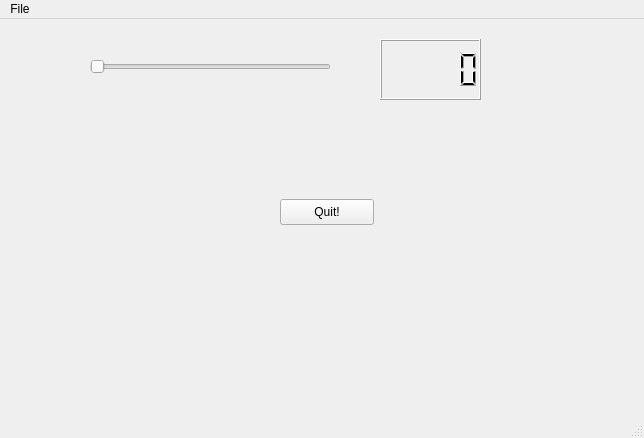
agostinhobritojr/dca3303, file helloqt/mainwindow.ui: the form before one commit.
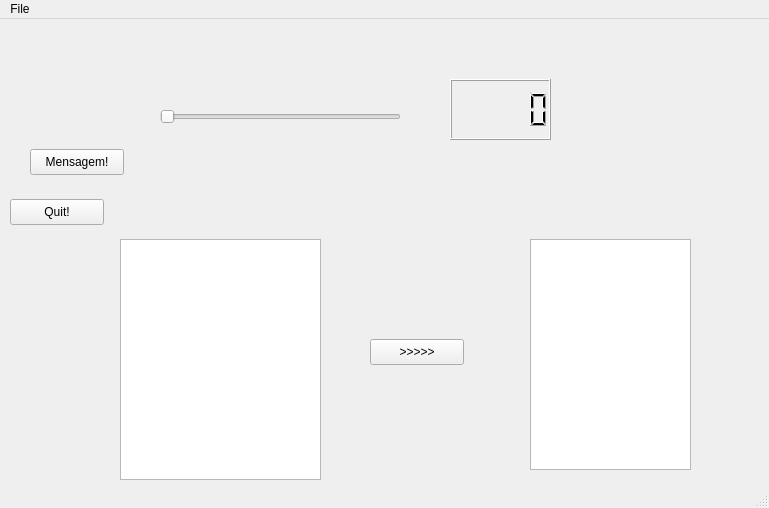
The form after the commit.

```diff
--- a/helloqt/mainwindow.ui
+++ b/helloqt/mainwindow.ui
@@ -6,8 +6,8 @@
    <rect>
     <x>0</x>
     <y>0</y>
-    <width>644</width>
-    <height>438</height>
+    <width>769</width>
+    <height>508</height>
    </rect>
   </property>
   <property name="windowTitle">
@@ -17,7 +17,7 @@
    <widget class="QPushButton" name="pushButton">
     <property name="geometry">
      <rect>
-      <x>280</x>
+      <x>10</x>
       <y>180</y>
       <width>94</width>
       <height>26</height>
@@ -30,8 +30,8 @@
    <widget class="QSlider" name="horizontalSlider">
     <property name="geometry">
      <rect>
-      <x>90</x>
-      <y>40</y>
+      <x>160</x>
+      <y>90</y>
       <width>241</width>
       <height>16</height>
      </rect>
@@ -43,20 +43,66 @@
    <widget class="QLCDNumber" name="lcdNumber">
     <property name="geometry">
      <rect>
-      <x>380</x>
-      <y>20</y>
+      <x>450</x>
+      <y>60</y>
       <width>101</width>
       <height>61</height>
      </rect>
     </property>
    </widget>
+   <widget class="QPushButton" name="pushButtonMensagem">
+    <property name="geometry">
+     <rect>
+      <x>30</x>
+      <y>130</y>
+      <width>94</width>
+      <height>26</height>
+     </rect>
+    </property>
+    <property name="text">
+     <string>Mensagem!</string>
+    </property>
+   </widget>
+   <widget class="QPlainTextEdit" name="plainTextEditOrigem">
+    <property name="geometry">
+     <rect>
+      <x>120</x>
+      <y>220</y>
+      <width>201</width>
+      <height>241</height>
+     </rect>
+    </property>
+   </widget>
+   <widget class="QTextEdit" name="textEditDestino">
+    <property name="geometry">
+     <rect>
+      <x>530</x>
+      <y>220</y>
+      <width>161</width>
+      <height>231</height>
+     </rect>
+    </property>
+   </widget>
+   <widget class="QPushButton" name="pushButtonCopia">
+    <property name="geometry">
+     <rect>
+      <x>370</x>
+      <y>320</y>
+      <width>94</width>
+      <height>26</height>
+     </rect>
+    </property>
+    <property name="text">
+     <string>&gt;&gt;&gt;&gt;&gt;</string>
+    </property>
+   </widget>
   </widget>
   <widget class="QMenuBar" name="menubar">
    <property name="geometry">
     <rect>
      <x>0</x>
      <y>0</y>
-     <width>644</width>
+     <width>769</width>
      <height>23</height>
     </rect>
    </property>
```
Left out of the diff: 16 changed lines with no effect on the pictures.
